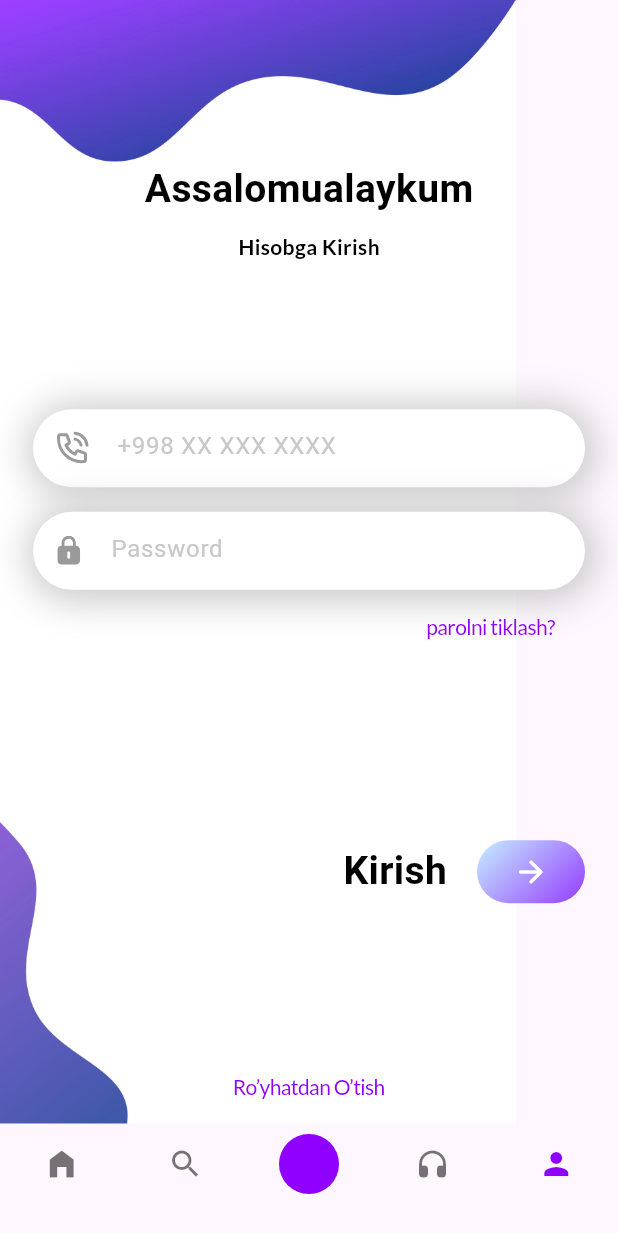
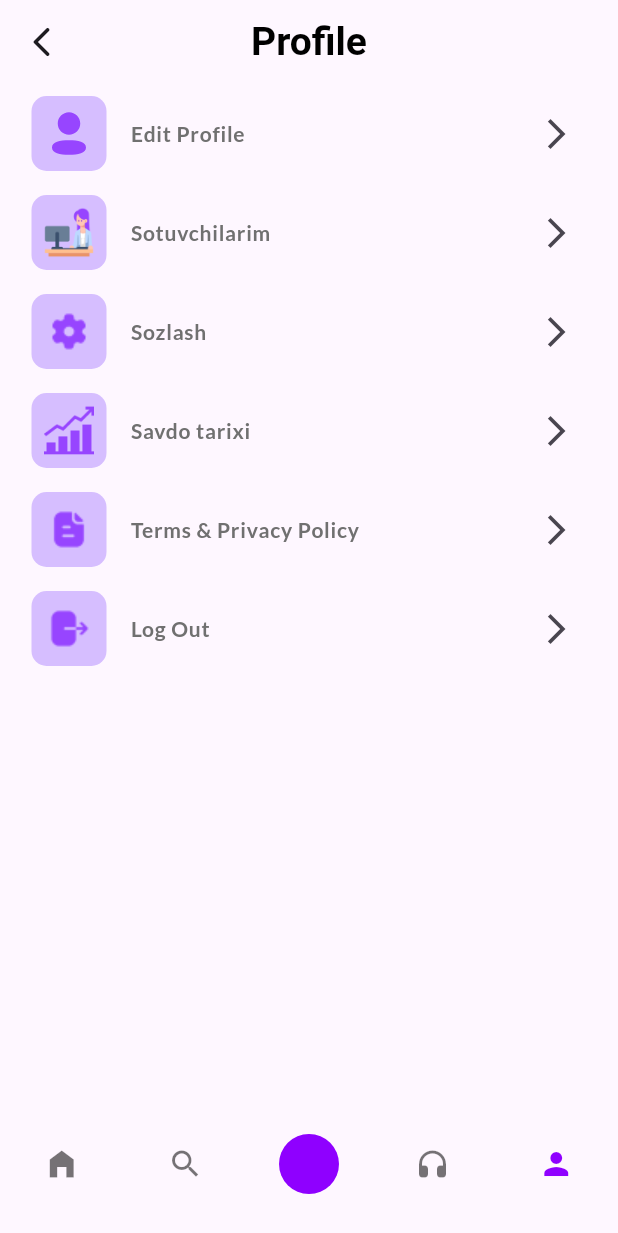
Before and after one commit to tillocoder/barcodebek, a Flutter app: the WBottomNav screen opened directly, item 5 of the bottom bar chosen, on a phone screen of 412 x 824 dp. Shown: the top 1233 px of the screen. Run offline on Flutter 3.47's test engine with Material 3 defaults, Android fonts, the phone set to English and light mode, and no system bars; our stand-ins replace firebase_core, flutter_riverpod, flutter_svg, gap, go_router, google_fonts and 1 more; accounts and stored records are empty; Roboto replaces fonts that are missing (Signika).

Commit message:
profil qismlari boshlandi

```diff
--- a/lib/src/core/constants/widgets/custom_scaffold.dart
+++ b/lib/src/core/constants/widgets/custom_scaffold.dart
@@ -18,7 +18,7 @@ class CustomScaffold extends StatelessWidget {
         children: [
           Image.asset(
             "assets/images/background/background.jpeg",
-            fit: BoxFit.contain,
+            fit: BoxFit.fill,
           ),
           Padding(
             padding: const EdgeInsets.symmetric(horizontal: 22),
--- a/lib/src/core/style/app_colors.dart
+++ b/lib/src/core/style/app_colors.dart
@@ -7,9 +7,11 @@ class AppColorss {
   static const c_9745FF = Color(0xFF9745FF);
   static const c_000000 = Color(0xFF000000);
   // ignore: constant_identifier_names
-  static const c_C8C8C8 = Color(0xFFC8C8C8);
+  static const c_C8C8C8 = Color(0xFF707070);
   static const c_8F00FF = Color(0xFF8F00FF);
   // ignore: constant_identifier_names, use_full_hex_values_for_flutter_colors
   static const c_CEC9C9CB = Color(0xffcbc7c784);
   static const c_00007 = Color.fromRGBO(0, 0, 0, 0.7);
+  // ignore: constant_identifier_names
+  static const c_D6BEFF = Color(0xFFD6BEFF);
 }
--- a/lib/src/core/style/app_icons.dart
+++ b/lib/src/core/style/app_icons.dart
@@ -1,4 +1,5 @@
 import 'package:flutter/material.dart';
+import 'package:flutter/widgets.dart';
 import 'package:flutter_svg/flutter_svg.dart';
 
 class AppIcons {
@@ -7,8 +8,7 @@ class AppIcons {
   static final phone = SvgPicture.asset('assets/icons/auth/phone.svg');
   static final notification = SvgPicture.asset('assets/icons/auth/phone.svg');
   static final search = SvgPicture.asset('assets/icons/home/search.svg');
-  static final activsearch =
-      SvgPicture.asset('assets/icons/home/activ_search.svg');
+  static final activsearch = SvgPicture.asset('assets/icons/home/activ_search.svg');
   static final delete = SvgPicture.asset('assets/icons/home/delete.svg');
   static final home = SvgPicture.asset('assets/icons/home/home.svg');
   static final activhome = SvgPicture.asset('assets/icons/home/activ_home.svg');
@@ -16,19 +16,20 @@ class AppIcons {
   static final activmenu = SvgPicture.asset('assets/icons/home/menu.svg');
   static final scan = SvgPicture.asset('assets/icons/home/scan.svg');
   static final profile = SvgPicture.asset('assets/icons/home/profile.svg');
-  static final activprofile =
-      SvgPicture.asset('assets/icons/home/activ_profile.svg');
-  static final historydate =
-      SvgPicture.asset('assets/icons/home/history_date.svg');
+  static final activprofile = SvgPicture.asset('assets/icons/home/activ_profile.svg');
+  static final historydate = SvgPicture.asset('assets/icons/home/history_date.svg');
   static final flash = SvgPicture.asset('assets/icons/home/flash.svg');
   static final check = SvgPicture.asset('assets/icons/home/check.svg');
 
   /// profile
-  static final sotuvchi = SvgPicture.asset('assets/icons/profile/sotuvchi.svg');
-  static final setting = SvgPicture.asset('assets/icons/profile/setting.svg');
-  static final terms = SvgPicture.asset('assets/icons/profile/setting.svg');
-  static final logout = SvgPicture.asset('assets/icons/profile/logout.svg');
-  static final edit = SvgPicture.asset('assets/icons/profile/edit.svg');
+  static final List<Widget> profileIcons = [
+    SvgPicture.asset('assets/icons/home/activ_profile.svg'),
+    Image.asset('assets/icons/profile/sotuvchi.png'),
+    Image.asset('assets/icons/profile/setting.png'),
+    Image.asset('assets/icons/profile/statistic.png'),
+    Image.asset('assets/icons/profile/terms.png'),
+    Image.asset('assets/icons/profile/logout.png'),
+  ];
 
   /// bo'lim
   static final sell = Image.asset(
--- a/lib/src/core/style/text_style.dart
+++ b/lib/src/core/style/text_style.dart
@@ -28,7 +28,7 @@ class AppTextStyle {
       textStyle: const TextStyle(
           color: AppColorss.c_C8C8C8,
           fontSize: 14,
-          fontWeight: FontWeight.w400));
+          fontWeight: FontWeight.w600));
   static final textStyle5 = GoogleFonts.lato(
       textStyle: const TextStyle(
     color: AppColorss.c_000000,
--- a/lib/src/core/widgets/w_bottomnavigatorbar.dart
+++ b/lib/src/core/widgets/w_bottomnavigatorbar.dart
@@ -1,6 +1,7 @@
 import 'package:barcodbek/src/core/style/app_colors.dart';
 import 'package:barcodbek/src/features/auth/view/pages/login.dart';
 import 'package:barcodbek/src/features/home/view/pages/home_Page.dart';
+import 'package:barcodbek/src/features/profile/view/pages/prifile_page.dart';
 import 'package:barcodbek/src/features/sections/view/pages/sections_pages.dart';
 import 'package:flutter/material.dart';
 
@@ -8,6 +9,7 @@ class WBottomNav extends StatefulWidget {
   const WBottomNav({Key? key}) : super(key: key);
 
   @override
+  // ignore: library_private_types_in_public_api
   _WBottomNavState createState() => _WBottomNavState();
 }
 
@@ -18,7 +20,7 @@ class _WBottomNavState extends State<WBottomNav> {
     SectionsPages(),
     LoginPage(),
     LoginPage(),
-    LoginPage(),
+    ProfilePage(),
   ];
 
   void _onTab(int index) {
--- /dev/null
+++ b/lib/src/features/profile/view/pages/prifile_page.dart
@@ -0,0 +1,70 @@
+import 'package:barcodbek/src/core/style/app_colors.dart';
+import 'package:barcodbek/src/core/style/app_icons.dart';
+import 'package:barcodbek/src/core/style/text_style.dart';
+import 'package:barcodbek/src/features/home/view/pages/home_Page.dart';
+import 'package:barcodbek/src/features/sections/view/pages/sections_pages.dart';
+import 'package:flutter/material.dart';
+
+class ProfilePage extends StatelessWidget {
+  const ProfilePage({super.key});
+
+  @override
+  Widget build(BuildContext context) {
+    return Scaffold(
+      appBar: AppBar(
+        leading: IconButton(
+          onPressed: () {},
+          icon: const Icon(Icons.arrow_back_ios_rounded),
+        ),
+        title: Text(
+          'Profile',
+          style: AppTextStyle.textStyle2,
+        ),
+        centerTitle: true,
+      ),
+      body: Column(
+        children: [
+          ...List.generate(
+            6,
+            (index) => Padding(
+                padding: const EdgeInsets.all(5),
+                child: wSWButton(
+                  index: index,
+                  page: [
+                    const HomePage(),
+                  ],
+                  context: context,
+                  child: ListTile(
+                    leading: SizedBox(
+                      height: 50,
+                      width: 50,
+                      child: DecoratedBox(
+                        decoration: BoxDecoration(color: AppColorss.c_D6BEFF, borderRadius: BorderRadius.circular(10)),
+                        child: Padding(
+                          padding: const EdgeInsets.all(8.0),
+                          child: AppIcons.profileIcons[index],
+                        ),
+                      ),
+                    ),
+                    title: Text(
+                      profileTexts[index],
+                      style: AppTextStyle.textStyle3,
+                    ),
+                    trailing: const Icon(Icons.arrow_forward_ios_outlined),
+                  ),
+                )),
+          )
+        ],
+      ),
+    );
+  }
+}
+
+List<String> profileTexts = [
+  'Edit Profile',
+  'Sotuvchilarim',
+  'Sozlash',
+  'Savdo tarixi',
+  'Terms & Privacy Policy',
+  'Log Out',
+];
--- a/pubspec.yaml
+++ b/pubspec.yaml
@@ -60,3 +60,4 @@ flutter:
     - assets/icons/auth/
     - assets/icons/home/
     - assets/icons/bolimlar/
+    - assets/icons/profile/
```
Also changed, not shown: lib/src/features/sections/view/pages/sections_pages.dart (+30 -64 lines), assets/icons/profile/edit.svg (deleted), assets/icons/profile/logout.png (added), assets/icons/profile/logout.svg (deleted), assets/icons/profile/setting.png (added), assets/icons/profile/setting.svg (deleted), assets/icons/profile/sotuvchi.png (added), assets/icons/profile/sotuvchi.svg (deleted), assets/icons/profile/statistic.png (added), assets/icons/profile/statistics.svg (deleted), assets/icons/profile/terms.png (added), assets/icons/profile/terms.svg (deleted).
